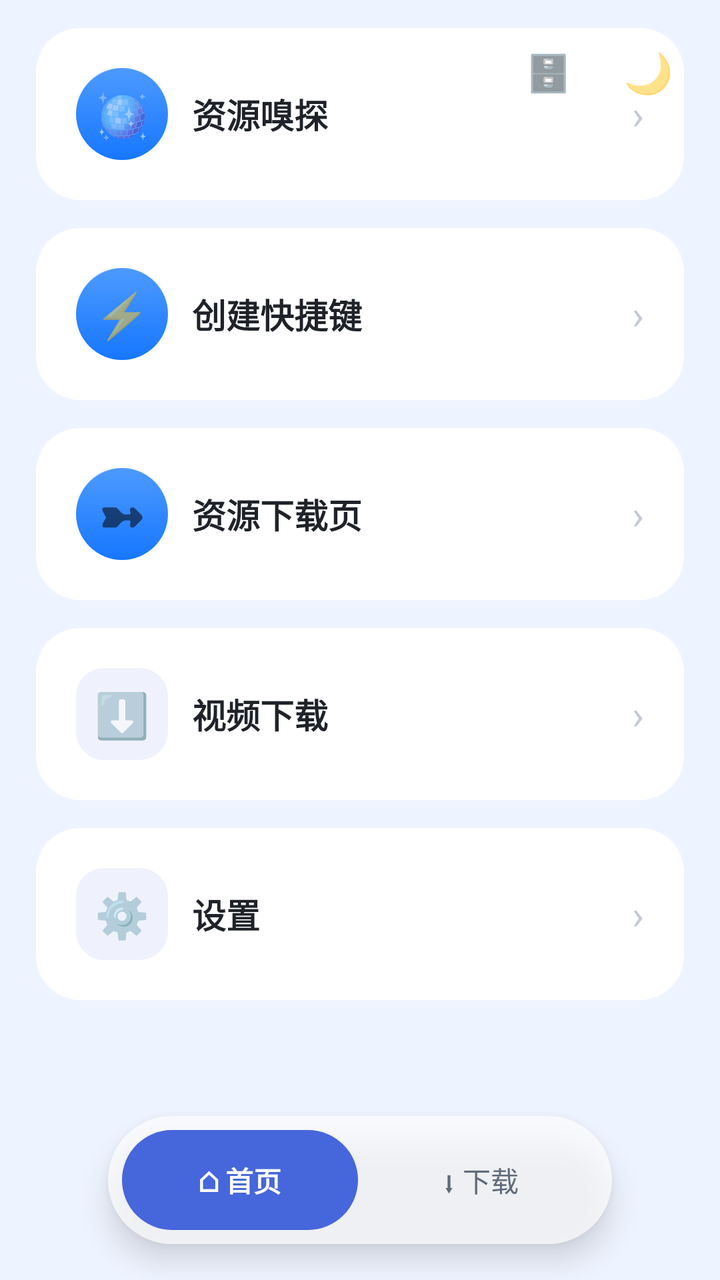
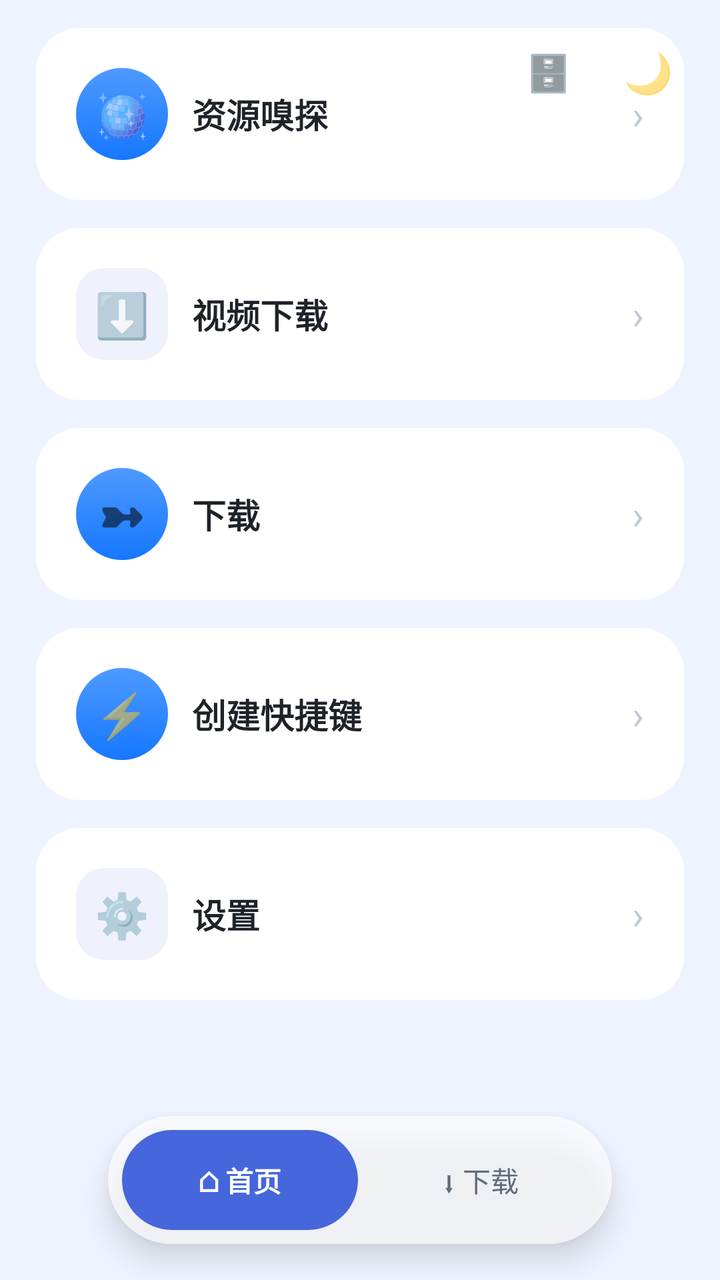

Two renders of the same Android screen: before a commit and after it. Below are the layout's source before the change and the commit's diff.
<!-- AndroidManifest.xml: application theme AppTheme -->
<!-- res/layout/activity_toolbox.xml -->
<?xml version="1.0" encoding="utf-8"?>
<FrameLayout xmlns:android="http://schemas.android.com/apk/res/android"
    android:id="@+id/toolRoot"
    android:layout_width="match_parent" android:layout_height="match_parent">

    <TextView android:id="@+id/lanToggle"
        android:layout_width="44dp" android:layout_height="44dp"
        android:layout_gravity="top|right" android:layout_marginTop="14dp" android:layout_marginRight="64dp"
        android:gravity="center" android:elevation="6dp"
        android:text="🗄️" android:textSize="18sp"/>

    <TextView android:id="@+id/themeToggle"
        android:layout_width="44dp" android:layout_height="44dp"
        android:layout_gravity="top|right" android:layout_margin="14dp"
        android:gravity="center" android:elevation="6dp"
        android:text="🌙" android:textSize="20sp"/>

    <LinearLayout android:id="@+id/toolColumn" android:paddingBottom="86dp"
        android:layout_width="match_parent" android:layout_height="match_parent"
        android:orientation="vertical"
        android:background="@color/bg">

        <ScrollView
            android:layout_width="match_parent" android:layout_height="match_parent"
            android:fillViewport="true" android:scrollbars="none">

            <LinearLayout
                android:layout_width="match_parent" android:layout_height="wrap_content"
                android:orientation="vertical"
                android:paddingLeft="18dp" android:paddingRight="18dp"
                android:paddingTop="14dp" android:paddingBottom="18dp">

                <LinearLayout android:tag="card" android:id="@+id/cardPlayer"
                    android:layout_width="match_parent" android:layout_height="wrap_content"
                    android:layout_marginTop="0dp"
                    android:background="@drawable/bg_card" android:orientation="vertical"
                    android:padding="20dp">

                    <LinearLayout
                        android:layout_width="match_parent" android:layout_height="wrap_content"
                        android:orientation="horizontal" android:gravity="center_vertical">
                        <TextView
                            android:layout_width="46dp" android:layout_height="46dp"
                            android:background="@drawable/bg_btn"
                            android:text="🪩" android:textSize="22sp" android:gravity="center"/>
                        <TextView
                            android:layout_width="0dp" android:layout_height="wrap_content"
                            android:layout_weight="1" android:layout_marginLeft="12dp"
                            android:text="资源嗅探" android:textSize="17sp"
                            android:textStyle="bold" android:tag="title" android:textColor="@color/textMain"/>
                        <TextView android:text="›" android:textSize="20sp"
                            android:textColor="#C3CAD6"
                            android:layout_width="wrap_content" android:layout_height="wrap_content"/>
                    </LinearLayout>
                </LinearLayout>

                <LinearLayout android:tag="card" android:id="@+id/cardShortcut"
                    android:layout_width="match_parent" android:layout_height="wrap_content"
                    android:layout_marginTop="14dp"
                    android:background="@drawable/bg_card" android:orientation="vertical"
                    android:padding="20dp">
                    <LinearLayout
                        android:layout_width="match_parent" android:layout_height="wrap_content"
                        android:orientation="horizontal" android:gravity="center_vertical">
                        <TextView
                            android:layout_width="46dp" android:layout_height="46dp"
                            android:background="@drawable/bg_btn" android:padding="8dp"
                            android:text="⚡" android:textSize="22sp" android:gravity="center"/>
                        <TextView
                            android:layout_width="0dp" android:layout_height="wrap_content"
                            android:layout_weight="1" android:layout_marginLeft="12dp"
                            android:text="创建快捷键" android:textSize="17sp"
                            android:textStyle="bold" android:tag="title" android:textColor="@color/textMain"/>
                        <TextView android:text="›" android:textSize="20sp"
                            android:textColor="#C3CAD6"
                            android:layout_width="wrap_content" android:layout_height="wrap_content"/>
                    </LinearLayout>
                </LinearLayout>

                <LinearLayout android:tag="card" android:id="@+id/cardDownload"
                    android:layout_width="match_parent" android:layout_height="wrap_content"
                    android:layout_marginTop="14dp"
                    android:background="@drawable/bg_card" android:orientation="vertical"
                    android:padding="20dp">
                    <LinearLayout
                        android:layout_width="match_parent" android:layout_height="wrap_content"
                        android:orientation="horizontal" android:gravity="center_vertical">
                        <TextView
                            android:layout_width="46dp" android:layout_height="46dp"
                            android:background="@drawable/bg_btn"
                            android:text="➼" android:textSize="22sp" android:gravity="center"/>
                        <TextView
                            android:layout_width="0dp" android:layout_height="wrap_content"
                            android:layout_weight="1" android:layout_marginLeft="12dp"
                            android:text="资源下载页" android:textSize="17sp"
                            android:textStyle="bold" android:tag="title" android:textColor="@color/textMain"/>
                        <TextView android:text="›" android:textSize="20sp"
                            android:textColor="#C3CAD6"
                            android:layout_width="wrap_content" android:layout_height="wrap_content"/>
                    </LinearLayout>
                </LinearLayout>

                <LinearLayout android:tag="card" android:id="@+id/cardVideoDl"
                    android:layout_width="match_parent" android:layout_height="wrap_content"
                    android:layout_marginTop="14dp"
                    android:background="@drawable/bg_card" android:orientation="vertical"
                    android:padding="20dp">
                    <LinearLayout
                        android:layout_width="match_parent" android:layout_height="wrap_content"
                        android:orientation="horizontal" android:gravity="center_vertical">
                        <TextView
                            android:layout_width="46dp" android:layout_height="46dp"
                            android:background="@drawable/bg_btn_blue"
                            android:text="⬇️" android:textSize="22sp" android:gravity="center"/>
                        <TextView
                            android:layout_width="0dp" android:layout_height="wrap_content"
                            android:layout_weight="1" android:layout_marginLeft="12dp"
                            android:text="视频下载" android:textSize="17sp"
                            android:textStyle="bold" android:tag="title" android:textColor="@color/textMain"/>
                        <TextView android:text="›" android:textSize="20sp"
                            android:textColor="#C3CAD6"
                            android:layout_width="wrap_content" android:layout_height="wrap_content"/>
                    </LinearLayout>
                </LinearLayout>

                <LinearLayout android:tag="card" android:id="@+id/cardSettings"
                    android:layout_width="match_parent" android:layout_height="wrap_content"
                    android:layout_marginTop="14dp"
                    android:background="@drawable/bg_card" android:orientation="vertical"
                    android:padding="20dp">
                    <LinearLayout
                        android:layout_width="match_parent" android:layout_height="wrap_content"
                        android:orientation="horizontal" android:gravity="center_vertical">
                        <TextView
                            android:layout_width="46dp" android:layout_height="46dp"
                            android:background="@drawable/bg_btn_blue" android:padding="8dp"
                            android:text="⚙️" android:textSize="22sp" android:gravity="center"/>
                        <TextView
                            android:layout_width="0dp" android:layout_height="wrap_content"
                            android:layout_weight="1" android:layout_marginLeft="12dp"
                            android:text="设置" android:textSize="17sp"
                            android:textStyle="bold" android:tag="title" android:textColor="@color/textMain"/>
                        <TextView android:text="›" android:textSize="20sp"
                            android:textColor="#C3CAD6"
                            android:layout_width="wrap_content" android:layout_height="wrap_content"/>
                    </LinearLayout>
                </LinearLayout>


            </LinearLayout>
        </ScrollView>
    </LinearLayout>
    <LinearLayout android:id="@+id/pillNav"
        android:layout_width="wrap_content" android:layout_height="wrap_content"
        android:layout_gravity="bottom|center_horizontal"
        android:layout_marginBottom="18dp"
        android:background="@drawable/pill_capsule"
        android:elevation="8dp"
        android:orientation="horizontal"
        android:padding="7dp">

        <TextView android:id="@+id/pillHome"
            android:layout_width="118dp" android:layout_height="50dp"
            android:background="@drawable/pill_seg_sel"
            android:gravity="center" android:text="⌂ 首页" android:textSize="14sp"
            android:textColor="#FFFFFF" android:textStyle="bold"/>
        <TextView android:id="@+id/pillDl"
            android:layout_width="118dp" android:layout_height="50dp"
            android:layout_marginLeft="2dp"
            android:gravity="center" android:text="⬇ 下载" android:textSize="14sp"
            android:textColor="#FF5F6B7A"/>
    </LinearLayout>
</FrameLayout>
<!-- resources referenced by this layout -->
<resources>
  <color name="bg">#EEF4FF</color>
  <color name="textMain">#1F2329</color>
  <!-- drawable bg_btn (drawable) -->
  <?xml version="1.0" encoding="utf-8"?>
  <ripple xmlns:android="http://schemas.android.com/apk/res/android">
      <item>
          <shape>
              <gradient android:startColor="#4D9AFF" android:endColor="#1677FF" android:angle="270"/>
              <corners android:radius="26dp"/>
          </shape>
      </item>
  </ripple>
  <!-- drawable bg_btn_blue (drawable) -->
  <?xml version="1.0" encoding="utf-8"?>
  <shape xmlns:android="http://schemas.android.com/apk/res/android" android:shape="rectangle">
      <solid android:color="#14315CDE"/>
      <corners android:radius="14dp"/>
  </shape>
  <!-- drawable bg_card (drawable) -->
  <?xml version="1.0" encoding="utf-8"?>
  <shape xmlns:android="http://schemas.android.com/apk/res/android">
      <solid android:color="#FFFFFF"/>
      <corners android:radius="22dp"/>
  </shape>
  <!-- drawable pill_capsule (drawable) -->
  <?xml version="1.0" encoding="utf-8"?>
  <shape xmlns:android="http://schemas.android.com/apk/res/android" android:shape="rectangle">
      <solid android:color="#B3FFFFFF"/>
      <corners android:radius="99dp"/>
  </shape>
  <!-- drawable pill_seg_sel (drawable) -->
  <?xml version="1.0" encoding="utf-8"?>
  <shape xmlns:android="http://schemas.android.com/apk/res/android" android:shape="rectangle">
      <solid android:color="#FF4666DB"/>
      <corners android:radius="99dp"/>
  </shape>
  <style name="AppTheme" parent="android:Theme.Material.Light.NoActionBar">
          <item name="android:windowFullscreen">true</item>
          <item name="android:windowNoTitle">true</item>
          <item name="android:windowTranslucentNavigation">true</item>
          <item name="android:windowBackground">@color/bg</item>
          <item name="android:colorAccent">@color/blue2</item>
      </style>
  <color name="blue2">#1677FF</color>
</resources>

<!-- the commit's change to res/layout/activity_toolbox.xml (unified diff, before → after) -->
@@ -54,7 +54,7 @@
                     </LinearLayout>
                 </LinearLayout>
 
-                <LinearLayout android:tag="card" android:id="@+id/cardShortcut"
+                <LinearLayout android:tag="card" android:id="@+id/cardVideoDl"
                     android:layout_width="match_parent" android:layout_height="wrap_content"
                     android:layout_marginTop="14dp"
                     android:background="@drawable/bg_card" android:orientation="vertical"
@@ -64,12 +64,12 @@
                         android:orientation="horizontal" android:gravity="center_vertical">
                         <TextView
                             android:layout_width="46dp" android:layout_height="46dp"
-                            android:background="@drawable/bg_btn" android:padding="8dp"
-                            android:text="⚡" android:textSize="22sp" android:gravity="center"/>
+                            android:background="@drawable/bg_btn_blue"
+                            android:text="⬇️" android:textSize="22sp" android:gravity="center"/>
                         <TextView
                             android:layout_width="0dp" android:layout_height="wrap_content"
                             android:layout_weight="1" android:layout_marginLeft="12dp"
-                            android:text="创建快捷键" android:textSize="17sp"
+                            android:text="视频下载" android:textSize="17sp"
                             android:textStyle="bold" android:tag="title" android:textColor="@color/textMain"/>
                         <TextView android:text="›" android:textSize="20sp"
                             android:textColor="#C3CAD6"
@@ -92,15 +92,14 @@
                         <TextView
                             android:layout_width="0dp" android:layout_height="wrap_content"
                             android:layout_weight="1" android:layout_marginLeft="12dp"
-                            android:text="资源下载页" android:textSize="17sp"
+                            android:text="下载" android:textSize="17sp"
                             android:textStyle="bold" android:tag="title" android:textColor="@color/textMain"/>
                         <TextView android:text="›" android:textSize="20sp"
                             android:textColor="#C3CAD6"
                             android:layout_width="wrap_content" android:layout_height="wrap_content"/>
                     </LinearLayout>
                 </LinearLayout>
-
-                <LinearLayout android:tag="card" android:id="@+id/cardVideoDl"
+                <LinearLayout android:tag="card" android:id="@+id/cardShortcut"
                     android:layout_width="match_parent" android:layout_height="wrap_content"
                     android:layout_marginTop="14dp"
                     android:background="@drawable/bg_card" android:orientation="vertical"
@@ -110,12 +109,12 @@
                         android:orientation="horizontal" android:gravity="center_vertical">
                         <TextView
                             android:layout_width="46dp" android:layout_height="46dp"
-                            android:background="@drawable/bg_btn_blue"
-                            android:text="⬇️" android:textSize="22sp" android:gravity="center"/>
+                            android:background="@drawable/bg_btn" android:padding="8dp"
+                            android:text="⚡" android:textSize="22sp" android:gravity="center"/>
                         <TextView
                             android:layout_width="0dp" android:layout_height="wrap_content"
                             android:layout_weight="1" android:layout_marginLeft="12dp"
-                            android:text="视频下载" android:textSize="17sp"
+                            android:text="创建快捷键" android:textSize="17sp"
                             android:textStyle="bold" android:tag="title" android:textColor="@color/textMain"/>
                         <TextView android:text="›" android:textSize="20sp"
                             android:textColor="#C3CAD6"
@@ -158,7 +157,6 @@
         android:elevation="8dp"
         android:orientation="horizontal"
         android:padding="7dp">
-
         <TextView android:id="@+id/pillHome"
             android:layout_width="118dp" android:layout_height="50dp"
             android:background="@drawable/pill_seg_sel"
